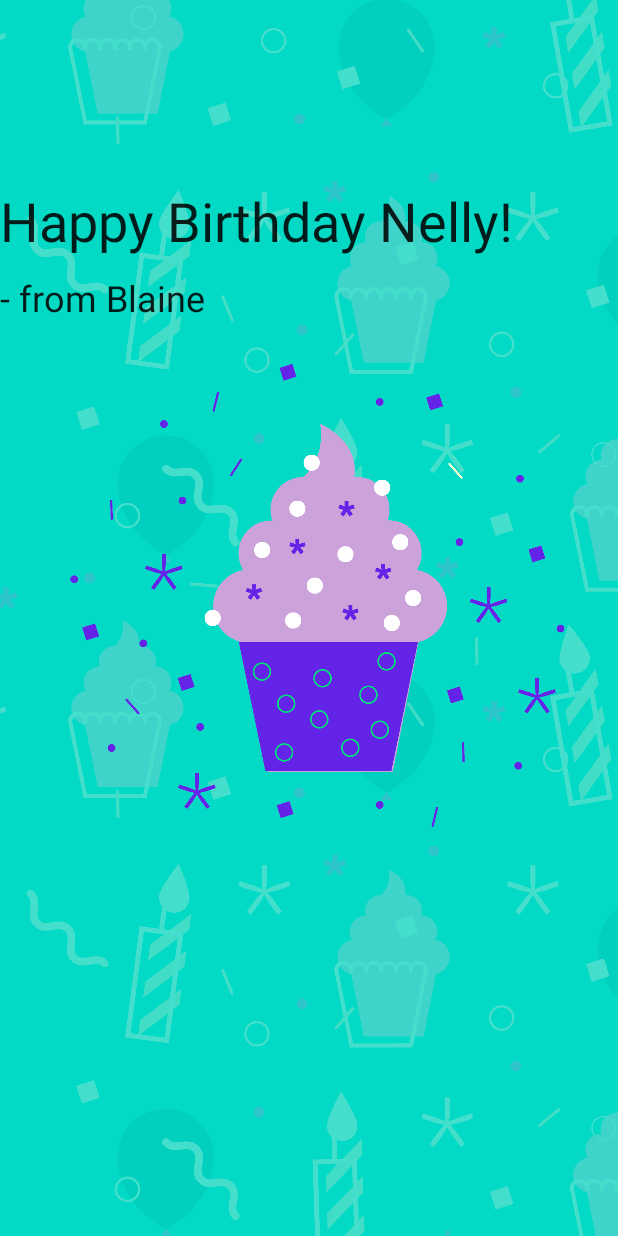
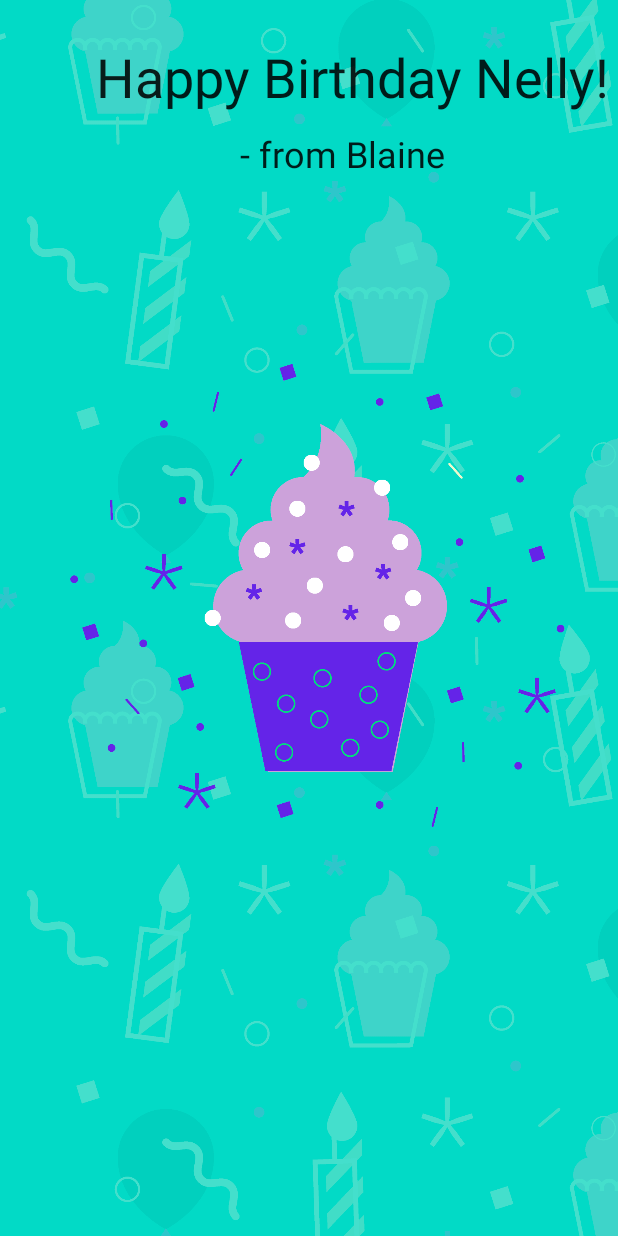
Before and after one commit to BMoreland20/Android_Happy_Birthday_App, an Android app built with Jetpack Compose: the screen it shows after launch (MainActivity), on a phone screen of 412 x 824 dp. Run offline under Robolectric (Android 15) with nearby library versions, the phone set to English and light mode, and no system bars.

Commit message:
Update
Update to MainActivity.kt

```diff
--- a/app/src/main/java/com/example/happybirthday/MainActivity.kt
+++ b/app/src/main/java/com/example/happybirthday/MainActivity.kt
@@ -54,7 +54,8 @@ fun BirthdayGreetingWithImage(message: String, from: String, modifier: Modifier
             fontSize = 36.sp,
             modifier = Modifier
                 .padding(
-                    top = 128.dp
+                    top = 32.dp,
+                    start = 64.dp
                 )
         )
         Text(
@@ -62,7 +63,8 @@ fun BirthdayGreetingWithImage(message: String, from: String, modifier: Modifier
             fontSize = 24.sp,
             modifier = Modifier
                 .padding(
-                    top = 16.dp
+                    top = 16.dp,
+                    start = 160.dp
                 )
         )
     }
```
